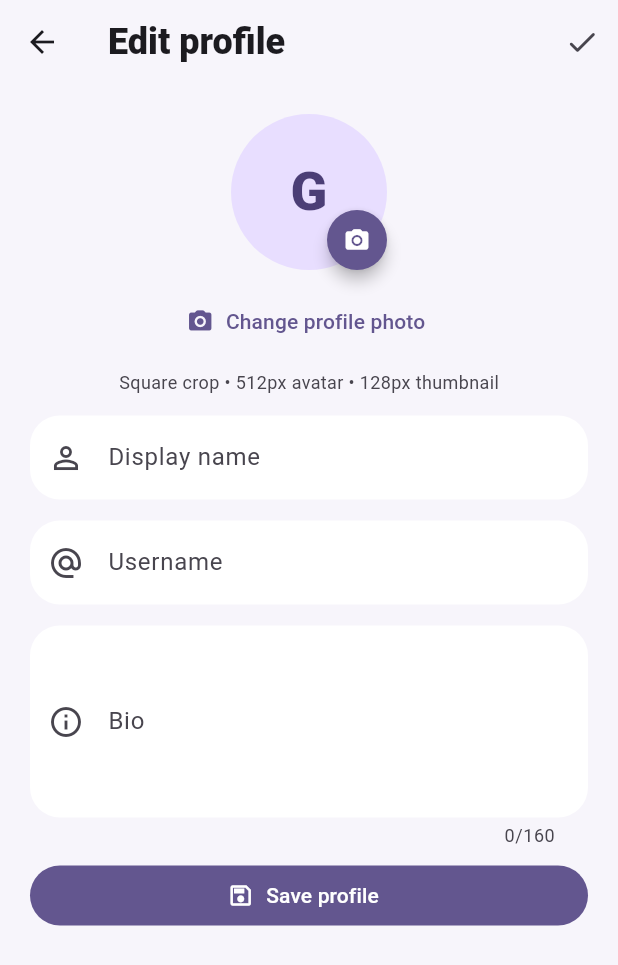
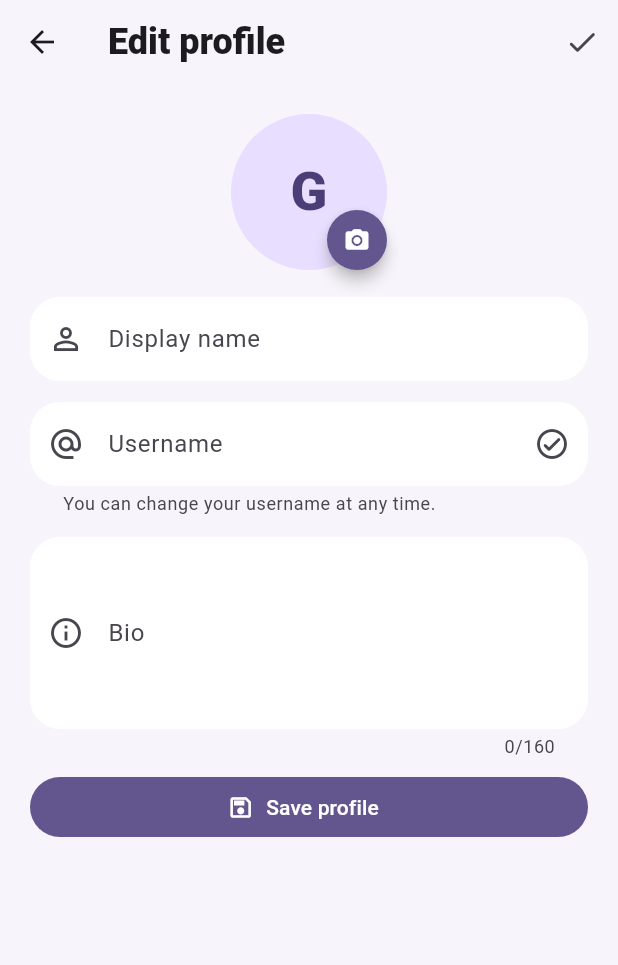
Before and after one commit to emzaro731-byte/gg, a Flutter app: the ProfilePage screen opened directly, after a tap on the "camera alt" icon, on a phone screen of 412 x 824 dp. Shown: the top 965 px of the screen. Run offline on Flutter 3.47's test engine with Material 3 defaults, Android fonts, the phone set to English and light mode, and no system bars; our stand-ins replace audioplayers, connectivity_plus, file_picker, flutter_local_notifications, flutter_tts, image_picker and 5 more; missing offline and left inert: flutter_webrtc, record; accounts and stored records are empty.

Commit message:
Fix username editing and sync profile metadata

```diff
--- a/lib/profile_page.dart
+++ b/lib/profile_page.dart
@@ -17,7 +17,9 @@ class _ProfilePageState extends State<ProfilePage> {
   bool loading = true;
   bool saving = false;
   bool uploadingPhoto = false;
+  bool checkingUsername = false;
   String? error;
+  String? usernameHint;
   String? avatarUrl;
 
   SupabaseClient get supabase => Supabase.instance.client;
@@ -36,11 +38,16 @@ class _ProfilePageState extends State<ProfilePage> {
           .select('display_name, username, bio, avatar_url')
           .eq('id', userId)
           .maybeSingle();
+      final metadata = supabase.auth.currentUser?.userMetadata ?? const <String, dynamic>{};
+
       if (row != null) {
-        displayName.text = row['display_name']?.toString() ?? '';
-        username.text = row['username']?.toString() ?? '';
+        displayName.text = row['display_name']?.toString() ?? metadata['display_name']?.toString() ?? '';
+        username.text = row['username']?.toString() ?? metadata['username']?.toString() ?? '';
         bio.text = row['bio']?.toString() ?? '';
         avatarUrl = row['avatar_url']?.toString();
+      } else {
+        displayName.text = metadata['display_name']?.toString() ?? '';
+        username.text = metadata['username']?.toString() ?? '';
       }
     } on PostgrestException catch (e) {
       error = e.message;
@@ -59,10 +66,7 @@ class _ProfilePageState extends State<ProfilePage> {
     });
 
     try {
-      final result = await FilePicker.platform.pickFiles(
-        type: FileType.image,
-        withData: true,
-      );
+      final result = await FilePicker.platform.pickFiles(type: FileType.image, withData: true);
       if (result == null || result.files.single.bytes == null) return;
 
       final bytes = result.files.single.bytes!;
@@ -70,70 +74,34 @@ class _ProfilePageState extends State<ProfilePage> {
         throw Exception('Please choose an image smaller than 12 MB.');
       }
 
-      // Decode, center-crop to a square, then resize locally. This keeps the
-      // uploaded profile photo small and works on both Android and web.
       final decoded = img.decodeImage(bytes);
-      if (decoded == null) {
-        throw Exception('That image could not be processed.');
-      }
+      if (decoded == null) throw Exception('That image could not be processed.');
 
       final side = decoded.width < decoded.height ? decoded.width : decoded.height;
       final offsetX = (decoded.width - side) ~/ 2;
       final offsetY = (decoded.height - side) ~/ 2;
-      final square = img.copyCrop(
-        decoded,
-        x: offsetX,
-        y: offsetY,
-        width: side,
-        height: side,
-      );
-
-      final avatar = img.copyResize(
-        square,
-        width: 512,
-        height: 512,
-        interpolation: img.Interpolation.cubic,
-      );
-      final thumbnail = img.copyResize(
-        square,
-        width: 128,
-        height: 128,
-        interpolation: img.Interpolation.cubic,
-      );
-
+      final square = img.copyCrop(decoded, x: offsetX, y: offsetY, width: side, height: side);
+      final avatar = img.copyResize(square, width: 512, height: 512, interpolation: img.Interpolation.cubic);
+      final thumbnail = img.copyResize(square, width: 128, height: 128, interpolation: img.Interpolation.cubic);
       final avatarBytes = img.encodeJpg(avatar, quality: 82);
       final thumbnailBytes = img.encodeJpg(thumbnail, quality: 78);
 
-      // Fixed JPEG paths mean every new upload replaces the previous avatar
-      // instead of accumulating differently-named files in Storage.
-      const avatarPath = 'PLACEHOLDER/avatar.jpg';
-      const thumbnailPath = 'PLACEHOLDER/avatar_thumb.jpg';
-      final path = avatarPath.replaceFirst('PLACEHOLDER', userId);
-      final thumbPath = thumbnailPath.replaceFirst('PLACEHOLDER', userId);
+      final path = '$userId/avatar.jpg';
+      final thumbPath = '$userId/avatar_thumb.jpg';
 
       await supabase.storage.from('avatars').uploadBinary(
         path,
         avatarBytes,
-        fileOptions: const FileOptions(
-          contentType: 'image/jpeg',
-          cacheControl: '86400',
-          upsert: true,
-        ),
+        fileOptions: const FileOptions(contentType: 'image/jpeg', cacheControl: '86400', upsert: true),
       );
-
       await supabase.storage.from('avatars').uploadBinary(
         thumbPath,
         thumbnailBytes,
-        fileOptions: const FileOptions(
-          contentType: 'image/jpeg',
-          cacheControl: '86400',
-          upsert: true,
-        ),
+        fileOptions: const FileOptions(contentType: 'image/jpeg', cacheControl: '86400', upsert: true),
       );
 
       final publicUrl = supabase.storage.from('avatars').getPublicUrl(thumbPath);
       final cacheBustedUrl = '$publicUrl?v=${DateTime.now().millisecondsSinceEpoch}';
-
       await supabase.from('profiles').update({
         'avatar_url': cacheBustedUrl,
         'updated_at': DateTime.now().toUtc().toIso8601String(),
@@ -141,27 +109,52 @@ class _ProfilePageState extends State<ProfilePage> {
 
       if (mounted) {
         setState(() => avatarUrl = cacheBustedUrl);
-        ScaffoldMessenger.of(context).showSnackBar(
-          const SnackBar(content: Text('Profile photo cropped and optimized')),
-        );
+        ScaffoldMessenger.of(context).showSnackBar(const SnackBar(content: Text('Profile photo updated')));
       }
     } on StorageException catch (e) {
       if (mounted) setState(() => error = e.message);
     } on PostgrestException catch (e) {
       if (mounted) setState(() => error = e.message);
     } catch (e) {
-      if (mounted) {
-        setState(() => error = e.toString().replaceFirst('Exception: ', ''));
-      }
+      if (mounted) setState(() => error = e.toString().replaceFirst('Exception: ', ''));
     } finally {
       if (mounted) setState(() => uploadingPhoto = false);
     }
   }
 
+  String _normalizeUsername(String value) => value.trim().toLowerCase().replaceAll(RegExp(r'[^a-z0-9_.]'), '');
+
+  Future<void> _checkUsername() async {
+    final handle = _normalizeUsername(username.text);
+    if (handle.isEmpty) {
+      setState(() => usernameHint = 'Username is optional.');
+      return;
+    }
+    if (handle.length < 3 || handle.length > 30) {
+      setState(() => usernameHint = 'Use 3–30 letters, numbers, underscores or dots.');
+      return;
+    }
+
+    setState(() {
+      checkingUsername = true;
+      usernameHint = null;
+    });
+    try {
+      final existing = await supabase.from('profiles').select('id').eq('username', handle).neq('id', userId).maybeSingle();
+      if (!mounted) return;
+      setState(() => usernameHint = existing == null ? 'Username is available ✓' : 'Username is already taken.');
+    } catch (_) {
+      if (mounted) setState(() => usernameHint = null);
+    } finally {
+      if (mounted) setState(() => checkingUsername = false);
+    }
+  }
+
   Future<void> _save() async {
     final name = displayName.text.trim();
-    final handle = username.text.trim().toLowerCase().replaceAll(RegExp(r'[^a-z0-9_.]'), '');
+    final handle = _normalizeUsername(username.text);
     final about = bio.text.trim();
+
     if (name.length < 2) {
       setState(() => error = 'Display name must be at least 2 characters.');
       return;
@@ -170,8 +163,18 @@ class _ProfilePageState extends State<ProfilePage> {
       setState(() => error = 'Username must be 3–30 characters.');
       return;
     }
-    setState(() { saving = true; error = null; });
+
+    setState(() {
+      saving = true;
+      error = null;
+    });
+
     try {
+      if (handle.isNotEmpty) {
+        final existing = await supabase.from('profiles').select('id').eq('username', handle).neq('id', userId).maybeSingle();
+        if (existing != null) throw const PostgrestException(message: 'That username is already taken.');
+      }
+
       await supabase.from('profiles').upsert({
         'id': userId,
         'display_name': name,
@@ -180,14 +183,24 @@ class _ProfilePageState extends State<ProfilePage> {
         'avatar_url': avatarUrl,
         'updated_at': DateTime.now().toUtc().toIso8601String(),
       });
+
+      // Keep Auth metadata synchronized because parts of GG use user metadata
+      // for the signed-in user's name and username.
+      await supabase.auth.updateUser(
+        UserAttributes(data: {
+          'display_name': name,
+          'username': handle.isEmpty ? null : handle,
+        }),
+      );
+
       if (mounted) {
-        ScaffoldMessenger.of(context).showSnackBar(const SnackBar(content: Text('Profile updated')));
-        Navigator.pop(context);
+        ScaffoldMessenger.of(context).showSnackBar(const SnackBar(content: Text('Profile updated successfully')));
+        Navigator.pop(context, true);
       }
     } on PostgrestException catch (e) {
-      if (mounted) setState(() => error = e.message.contains('duplicate') ? 'That username is already taken.' : e.message);
-    } catch (_) {
-      if (mounted) setState(() => error = 'Could not save your profile.');
+      if (mounted) setState(() => error = e.message.toLowerCase().contains('duplicate') || e.message.toLowerCase().contains('unique') ? 'That username is already taken.' : e.message);
+    } catch (e) {
+      if (mounted) setState(() => error = 'Could not save your profile. Please try again.');
     } finally {
       if (mounted) setState(() => saving = false);
     }
@@ -220,14 +233,9 @@ class _ProfilePageState extends State<ProfilePage> {
                       children: [
                         CircleAvatar(
                           radius: 52,
-                          backgroundImage: avatarUrl != null && avatarUrl!.isNotEmpty
-                              ? NetworkImage(avatarUrl!)
-                              : null,
+                          backgroundImage: avatarUrl != null && avatarUrl!.isNotEmpty ? NetworkImage(avatarUrl!) : null,
                           child: avatarUrl == null || avatarUrl!.isEmpty
-                              ? Text(
-                                  (displayName.text.isEmpty ? 'G' : displayName.text[0]).toUpperCase(),
-                                  style: const TextStyle(fontSize: 36, fontWeight: FontWeight.w800),
-                                )
+                              ? Text((displayName.text.isEmpty ? 'G' : displayName.text[0]).toUpperCase(), style: const TextStyle(fontSize: 36, fontWeight: FontWeight.w800))
                               : null,
                         ),
                         Material(
@@ -248,22 +256,7 @@ class _ProfilePageState extends State<ProfilePage> {
                       ],
                     ),
                   ),
-                  const SizedBox(height: 10),
-                  Center(
-                    child: TextButton.icon(
-                      onPressed: uploadingPhoto ? null : _changePhoto,
-                      icon: const Icon(Icons.photo_camera_rounded),
-                      label: Text(uploadingPhoto ? 'Processing…' : 'Change profile photo'),
-                    ),
-                  ),
-                  const SizedBox(height: 8),
-                  Center(
-                    child: Text(
-                      'Square crop • 512px avatar • 128px thumbnail',
-                      style: TextStyle(color: Theme.of(context).colorScheme.onSurfaceVariant, fontSize: 12),
-                    ),
-                  ),
-                  const SizedBox(height: 14),
+                  const SizedBox(height: 18),
                   TextField(
                     controller: displayName,
                     textCapitalization: TextCapitalization.words,
@@ -273,7 +266,22 @@ class _ProfilePageState extends State<ProfilePage> {
                   TextField(
                     controller: username,
                     autocorrect: false,
-                    decoration: const InputDecoration(labelText: 'Username', prefixText: '@', prefixIcon: Icon(Icons.alternate_email)),
+                    textInputAction: TextInputAction.done,
+                    onChanged: (_) {
+                      if (usernameHint != null) setState(() => usernameHint = null);
+                    },
+                    onEditingComplete: _checkUsername,
+                    decoration: InputDecoration(
+                      labelText: 'Username',
+                      hintText: 'your_username',
+                      prefixText: '@',
+                      prefixIcon: const Icon(Icons.alternate_email),
+                      suffixIcon: checkingUsername
+                          ? const Padding(padding: EdgeInsets.all(14), child: SizedBox(width: 18, height: 18, child: CircularProgressIndicator(strokeWidth: 2)))
+                          : IconButton(onPressed: _checkUsername, icon: const Icon(Icons.check_circle_outline_rounded)),
+                      helperText: usernameHint ?? 'You can change your username at any time.',
+                      helperStyle: TextStyle(color: usernameHint?.contains('available') == true ? Colors.green : null),
+                    ),
                   ),
                   const SizedBox(height: 14),
                   TextField(
```
